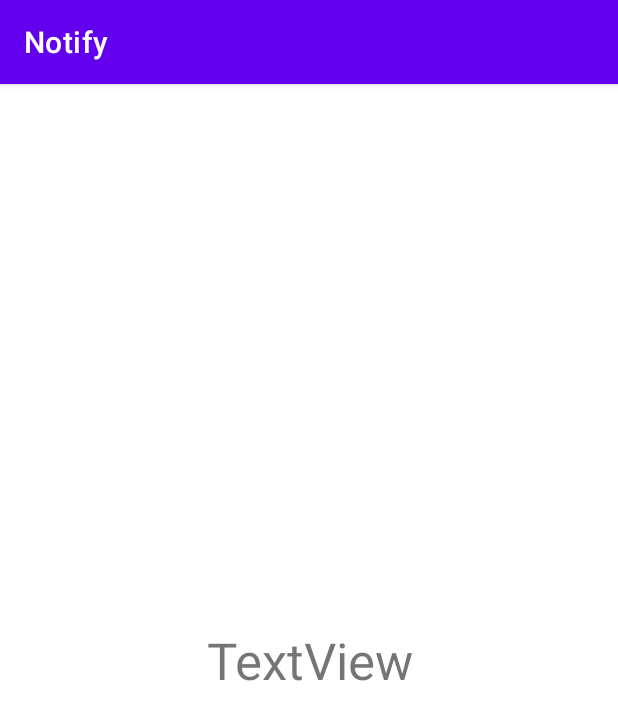
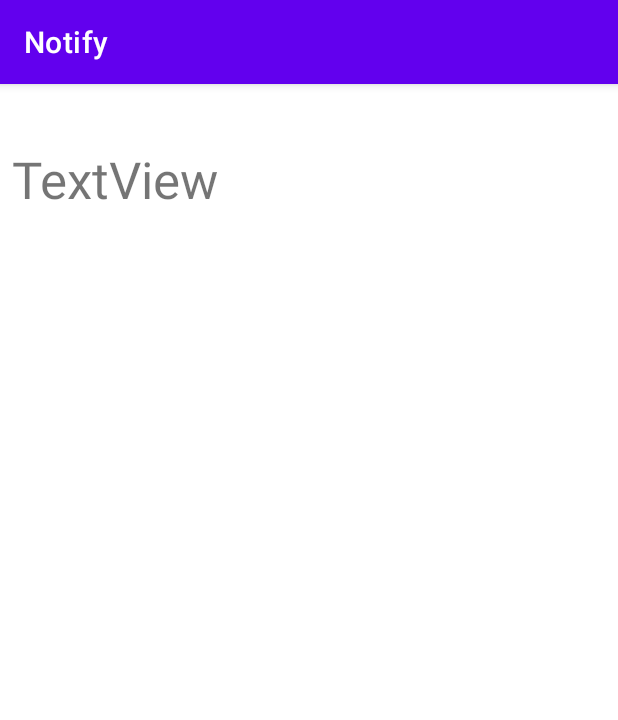
Before and after one commit to Carpenteri1/Notify, an Android app: the NoteInfoActivity screen opened directly, with no data from a screen before it, on a phone screen of 412 x 824 dp. Shown: the top 720 px of the screen. Run offline under Robolectric (Android 15) with nearby library versions, the phone set to English and light mode, and no system bars; 2 statements that could not run were skipped.

Commit message:
layout changes to noteinfo.xml

```diff
--- a/app/src/main/java/com/niclas/notify/MainActivity.java
+++ b/app/src/main/java/com/niclas/notify/MainActivity.java
@@ -28,7 +28,6 @@ public class MainActivity extends AppCompatActivity {
         super.onCreate(savedInstanceState);
         setContentView(R.layout.activity_main);
 
-        //getData();
         fabNewNoteClicked();
         listViewItemClicked();
 
--- a/app/src/main/res/layout/activity_noteinfo.xml
+++ b/app/src/main/res/layout/activity_noteinfo.xml
@@ -8,16 +8,18 @@
     <TextView
         android:id="@+id/textView"
         android:layout_width="0dp"
-        android:layout_height="159dp"
+        android:layout_height="469dp"
         android:layout_marginStart="8dp"
         android:layout_marginTop="24dp"
         android:layout_marginEnd="8dp"
         android:layout_marginBottom="24dp"
-        android:gravity="center"
+        android:gravity="start|top"
         android:text="TextView"
         android:textSize="34sp"
         app:layout_constraintBottom_toBottomOf="parent"
         app:layout_constraintEnd_toEndOf="parent"
+        app:layout_constraintHorizontal_bias="1.0"
         app:layout_constraintStart_toStartOf="parent"
-        app:layout_constraintTop_toTopOf="parent" />
+        app:layout_constraintTop_toTopOf="parent"
+        app:layout_constraintVertical_bias="0.066" />
 </androidx.constraintlayout.widget.ConstraintLayout>
```
